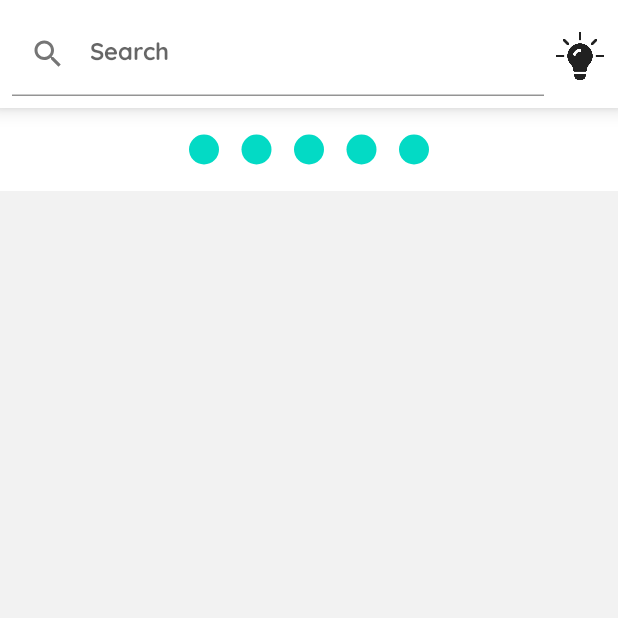
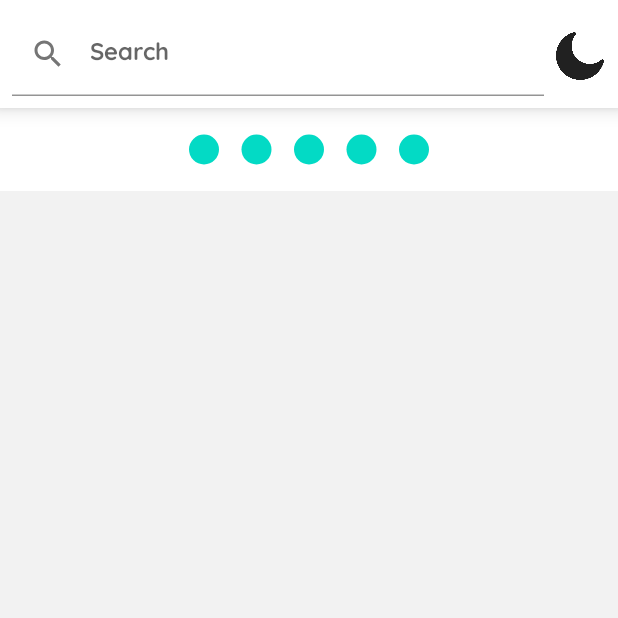
Before and after one commit to sedramerkhan/Tv-Shows, an Android app built with Jetpack Compose: the screen it shows after launch (MainActivity), on a phone screen of 412 x 824 dp, the top half of it. Run offline under Robolectric (Android 15) with nearby library versions, the light colour scheme and no system bars; our stand-ins replace Dagger/Hilt's generated code, constraintlayout-compose; libraries missing offline, so code that uses them is left out: androidx.ui.tooling.

Commit message:
change dark mode icon

```diff
--- a/app/src/main/java/com/example/moviesjetpackcompose/presentation/tvShowsList/Components/SearchAppBar.kt
+++ b/app/src/main/java/com/example/moviesjetpackcompose/presentation/tvShowsList/Components/SearchAppBar.kt
@@ -1,5 +1,6 @@
 package com.example.moviesjetpackcompose.presentation.tvShowsList.Components
 
+import androidx.compose.animation.Crossfade
 import androidx.compose.foundation.layout.*
 import androidx.compose.foundation.text.KeyboardActions
 import androidx.compose.foundation.text.KeyboardOptions
@@ -73,11 +74,14 @@ fun SearchAppBar(
                             },
                         onClick = onToggleTheme,
                     ) {
-                        var id = if (isDark) R.drawable.bulb_day else R.drawable.bulb_night
-                        Icon(
-                            painter = painterResource(id = id),
-                            contentDescription = "Toggle Dark/Light Theme"
-                        )
+
+                        Crossfade(targetState = isDark) { isDark ->
+                            val id = if (isDark) R.drawable.sun else R.drawable.moon
+                            Icon(
+                                painter = painterResource(id = id),
+                                contentDescription = "Toggle Dark/Light Theme"
+                            )
+                        }
                     }
                 }
             }
```
Also changed, not shown: app/src/main/java/com/example/moviesjetpackcompose/presentation/tvShowDetails/components/ExpandedText.kt (+8 -6 lines), app/src/main/res/drawable-v24/moon.png (added), app/src/main/res/drawable-v24/sun.png (added).
